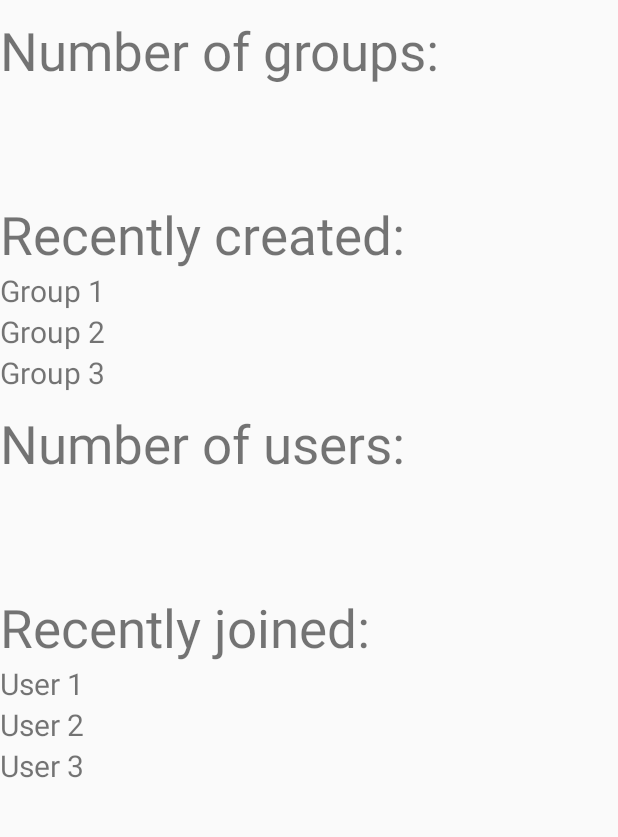
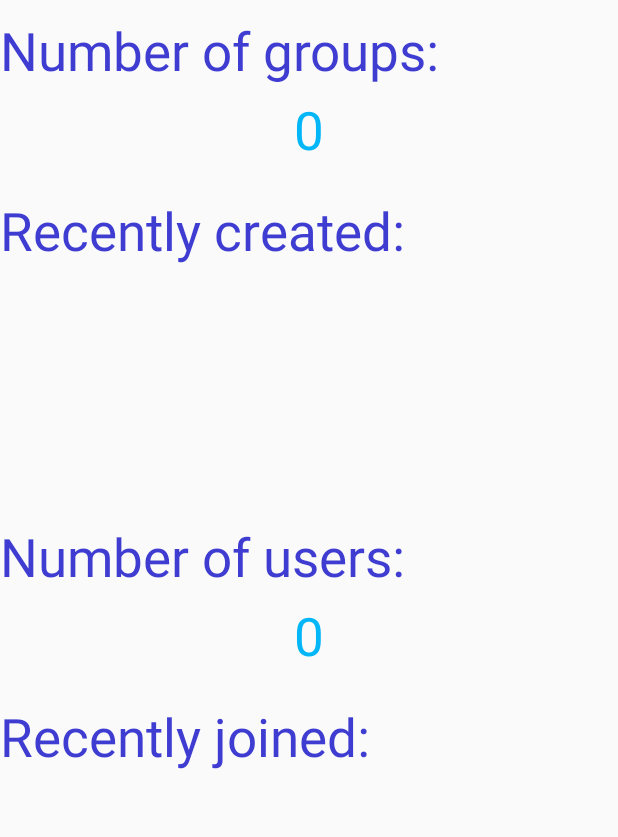
Before and after one commit to masud7866/Peon, an Android app: the SideBar screen opened directly, with no data from a screen before it, on a phone screen of 412 x 824 dp, the part 84-921 px from its top. Run offline under Robolectric (Android 15) with nearby library versions, the phone set to English and light mode, and no system bars; 3 statements that could not run were skipped.

Commit message:
Dashboard Fragment Edited

```diff
--- a/app/src/main/res/layout/fragment_fragment_dashboard.xml
+++ b/app/src/main/res/layout/fragment_fragment_dashboard.xml
@@ -16,61 +16,65 @@
            <TextView
                android:layout_width="match_parent"
                android:layout_height="match_parent"
-               android:layout_marginBottom="30dp"
+               android:layout_marginBottom="5dp"
                android:layout_marginTop="10dp"
                android:text="Number of groups:"
-               android:textSize="35dp" />
+               android:textSize="35dp"
+               android:textColor="#3f3cd1"/>
+           <TextView
+               android:id="@+id/text_number_group"
+               android:layout_width="fill_parent"
+               android:layout_height="match_parent"
+               android:gravity="center"
+               android:text="0"
+               android:textSize="35dp"
+               android:textColor="#02b6f7"/>
        <TextView
            android:layout_width="match_parent"
            android:layout_height="match_parent"
            android:text="Recently created:"
-           android:layout_marginTop="45dp"
+           android:layout_marginTop="20dp"
            android:layout_marginBottom="0dp"
+           android:textColor="#3f3cd1"
            android:textSize="35dp"/>
-           <TextView
+           <ListView
                android:layout_width="match_parent"
-               android:layout_height="match_parent"
-               android:text="Group 1"
-               android:textSize="20dp"/>
-           <TextView
-               android:layout_width="match_parent"
-               android:layout_height="match_parent"
-               android:text="Group 2"
-               android:textSize="20dp"/>
-           <TextView
-               android:layout_width="match_parent"
-               android:layout_height="match_parent"
-               android:text="Group 3"
-               android:textSize="20dp"/>
+               android:layout_height="160dp"
+               android:divider="#000"
+               android:dividerHeight="10dp"
+               >
+           </ListView>
            <TextView
                android:layout_width="match_parent"
                android:layout_height="match_parent"
                android:text="Number of users:"
                android:layout_marginTop="10dp"
-               android:layout_marginBottom="30dp"
-               android:textSize="35dp"/>
+               android:layout_marginBottom="5dp"
+               android:textSize="35dp"
+               android:textColor="#3f3cd1"/>
+           <TextView
+               android:id="@+id/text_number_user"
+               android:layout_width="fill_parent"
+               android:layout_height="match_parent"
+               android:gravity="center"
+               android:text="0"
+               android:textSize="35dp"
+               android:textColor="#02b6f7"/>
            <TextView
                android:layout_width="match_parent"
                android:layout_height="match_parent"
                android:text="Recently joined:"
-               android:layout_marginTop="45dp"
+               android:layout_marginTop="20dp"
                android:layout_marginBottom="0dp"
-               android:textSize="35dp"/>
-           <TextView
+               android:textSize="35dp"
+               android:textColor="#3f3cd1"/>
+           <ListView
                android:layout_width="match_parent"
-               android:layout_height="match_parent"
-               android:text="User 1"
-               android:textSize="20dp"/>
-           <TextView
-               android:layout_width="match_parent"
-               android:layout_height="match_parent"
-               android:text="User 2"
-               android:textSize="20dp"/>
-           <TextView
-               android:layout_width="match_parent"
-               android:layout_height="match_parent"
-               android:text="User 3"
-               android:textSize="20dp"/>
+               android:layout_height="160dp"
+               android:divider="#000"
+               android:dividerHeight="10dp"
+               >
+           </ListView>
        </LinearLayout>
    </ScrollView>
 
```
